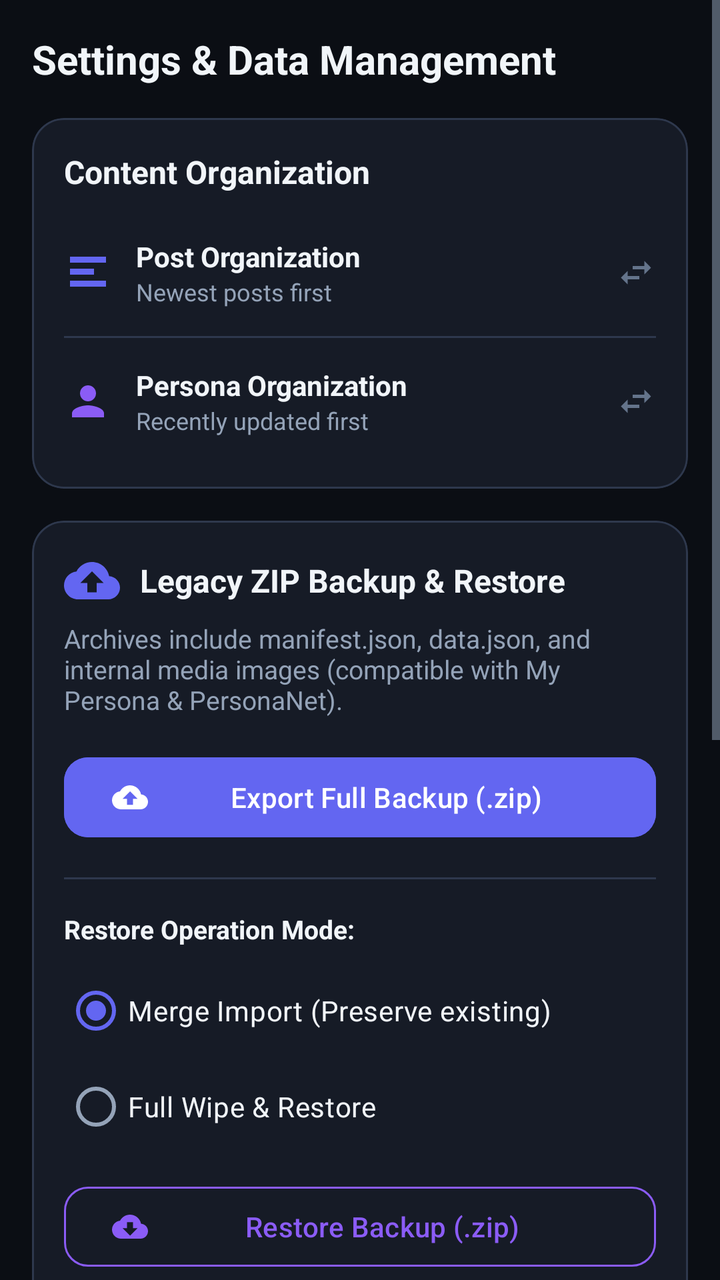
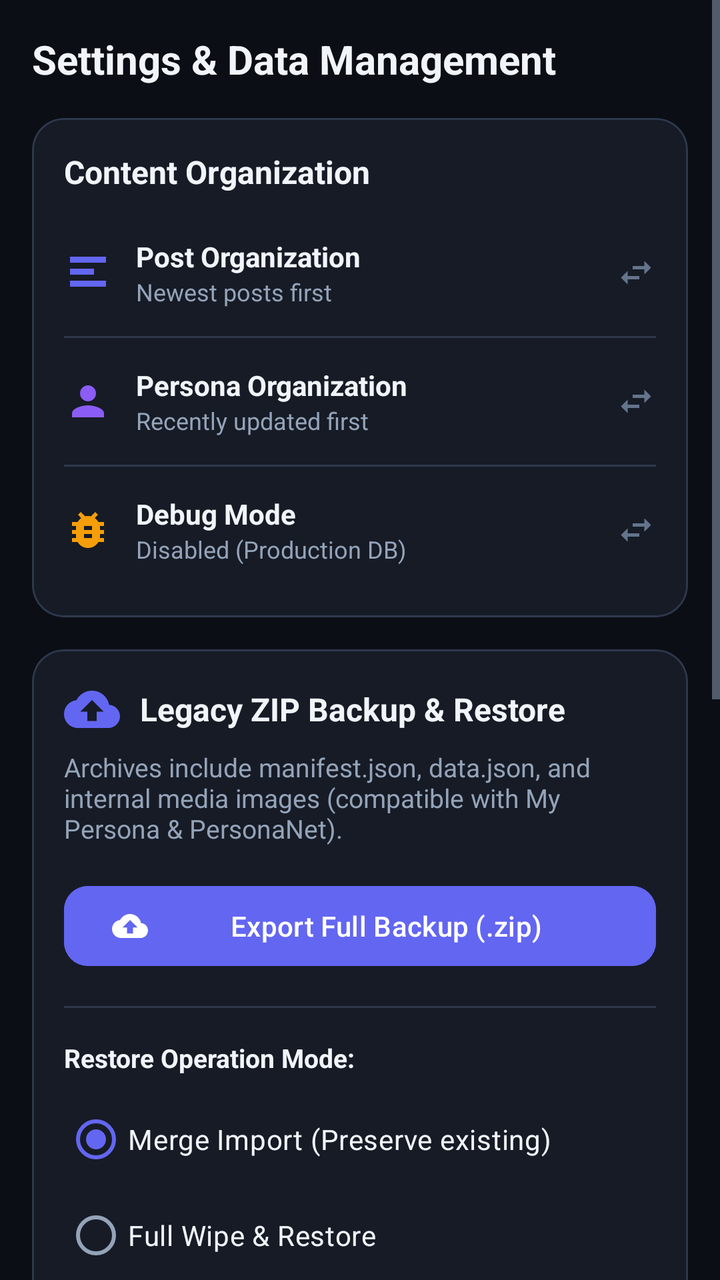

Screens rendered from an Android XML layout before and after an edit, with the pre-edit source and the edit as a unified diff.
<!-- AndroidManifest.xml: application theme Theme.PersonaNet -->
<!-- res/layout/fragment_settings.xml -->
<?xml version="1.0" encoding="utf-8"?>
<ScrollView xmlns:android="http://schemas.android.com/apk/res/android"
    xmlns:app="http://schemas.android.com/apk/res-auto"
    android:layout_width="match_parent"
    android:layout_height="match_parent"
    android:background="@color/bg_midnight"
    android:fillViewport="true">

    <LinearLayout
        android:layout_width="match_parent"
        android:layout_height="wrap_content"
        android:orientation="vertical"
        android:padding="16dp">

        <TextView
            android:layout_width="wrap_content"
            android:layout_height="wrap_content"
            android:text="@string/settings_title"
            android:textColor="@color/text_primary"
            android:textSize="20sp"
            android:textStyle="bold" />

        
        <com.google.android.material.card.MaterialCardView
            android:layout_width="match_parent"
            android:layout_height="wrap_content"
            android:layout_marginTop="16dp"
            app:cardBackgroundColor="@color/surface_card"
            app:cardCornerRadius="16dp"
            app:strokeColor="@color/border_divider"
            app:strokeWidth="1dp">

            <LinearLayout
                android:layout_width="match_parent"
                android:layout_height="wrap_content"
                android:orientation="vertical"
                android:padding="16dp">

                <TextView
                    android:layout_width="wrap_content"
                    android:layout_height="wrap_content"
                    android:text="Content Organization"
                    android:textColor="@color/text_primary"
                    android:textSize="16sp"
                    android:textStyle="bold" />

                
                <LinearLayout
                    android:id="@+id/btn_setting_post_org"
                    android:layout_width="match_parent"
                    android:layout_height="wrap_content"
                    android:layout_marginTop="12dp"
                    android:background="?attr/selectableItemBackground"
                    android:clickable="true"
                    android:focusable="true"
                    android:gravity="center_vertical"
                    android:orientation="horizontal"
                    android:paddingVertical="10dp">

                    <ImageView
                        android:layout_width="24dp"
                        android:layout_height="24dp"
                        android:contentDescription="@string/post_org_title"
                        android:src="@drawable/ic_feed"
                        app:tint="@color/indigo_primary" />

                    <LinearLayout
                        android:layout_width="0dp"
                        android:layout_height="wrap_content"
                        android:layout_marginStart="12dp"
                        android:layout_weight="1"
                        android:orientation="vertical">

                        <TextView
                            android:layout_width="wrap_content"
                            android:layout_height="wrap_content"
                            android:text="@string/post_org_title"
                            android:textColor="@color/text_primary"
                            android:textSize="14sp"
                            android:textStyle="bold" />

                        <TextView
                            android:id="@+id/text_post_org_summary"
                            android:layout_width="wrap_content"
                            android:layout_height="wrap_content"
                            android:text="Newest posts first"
                            android:textColor="@color/text_secondary"
                            android:textSize="12sp" />
                    </LinearLayout>

                    <ImageView
                        android:layout_width="20dp"
                        android:layout_height="20dp"
                        android:contentDescription="Next"
                        android:src="@drawable/ic_swap"
                        app:tint="@color/text_tertiary" />
                </LinearLayout>

                <View
                    android:layout_width="match_parent"
                    android:layout_height="1dp"
                    android:layout_marginVertical="4dp"
                    android:background="@color/border_divider" />

                
                <LinearLayout
                    android:id="@+id/btn_setting_persona_org"
                    android:layout_width="match_parent"
                    android:layout_height="wrap_content"
                    android:background="?attr/selectableItemBackground"
                    android:clickable="true"
                    android:focusable="true"
                    android:gravity="center_vertical"
                    android:orientation="horizontal"
                    android:paddingVertical="10dp">

                    <ImageView
                        android:layout_width="24dp"
                        android:layout_height="24dp"
                        android:contentDescription="@string/persona_org_title"
                        android:src="@drawable/ic_personas"
                        app:tint="@color/violet_accent" />

                    <LinearLayout
                        android:layout_width="0dp"
                        android:layout_height="wrap_content"
                        android:layout_marginStart="12dp"
                        android:layout_weight="1"
                        android:orientation="vertical">

                        <TextView
                            android:layout_width="wrap_content"
                            android:layout_height="wrap_content"
                            android:text="@string/persona_org_title"
                            android:textColor="@color/text_primary"
                            android:textSize="14sp"
                            android:textStyle="bold" />

                        <TextView
                            android:id="@+id/text_persona_org_summary"
                            android:layout_width="wrap_content"
                            android:layout_height="wrap_content"
                            android:text="Recently updated first"
                            android:textColor="@color/text_secondary"
                            android:textSize="12sp" />
                    </LinearLayout>

                    <ImageView
                        android:layout_width="20dp"
                        android:layout_height="20dp"
                        android:contentDescription="Next"
                        android:src="@drawable/ic_swap"
                        app:tint="@color/text_tertiary" />
                </LinearLayout>

            </LinearLayout>
        </com.google.android.material.card.MaterialCardView>

        
        <com.google.android.material.card.MaterialCardView
            android:layout_width="match_parent"
            android:layout_height="wrap_content"
            android:layout_marginTop="16dp"
            app:cardBackgroundColor="@color/surface_card"
            app:cardCornerRadius="16dp"
            app:strokeColor="@color/border_divider"
            app:strokeWidth="1dp">

            <LinearLayout
                android:layout_width="match_parent"
                android:layout_height="wrap_content"
                android:orientation="vertical"
                android:padding="16dp">

                <LinearLayout
                    android:layout_width="match_parent"
                    android:layout_height="wrap_content"
                    android:gravity="center_vertical"
                    android:orientation="horizontal">

                    <ImageView
                        android:layout_width="28dp"
                        android:layout_height="28dp"
                        android:contentDescription="@string/backup_restore_title"
                        android:src="@drawable/ic_backup"
                        app:tint="@color/indigo_primary" />

                    <TextView
                        android:layout_width="wrap_content"
                        android:layout_height="wrap_content"
                        android:layout_marginStart="10dp"
                        android:text="@string/backup_restore_title"
                        android:textColor="@color/text_primary"
                        android:textSize="16sp"
                        android:textStyle="bold" />
                </LinearLayout>

                <TextView
                    android:layout_width="match_parent"
                    android:layout_height="wrap_content"
                    android:layout_marginTop="6dp"
                    android:text="@string/backup_desc"
                    android:textColor="@color/text_secondary"
                    android:textSize="13sp" />

                
                <com.google.android.material.button.MaterialButton
                    android:id="@+id/btn_export_backup"
                    android:layout_width="match_parent"
                    android:layout_height="wrap_content"
                    android:layout_marginTop="16dp"
                    android:backgroundTint="@color/indigo_primary"
                    android:text="@string/export_backup"
                    android:textColor="@color/white"
                    app:cornerRadius="12dp"
                    app:icon="@drawable/ic_backup"
                    app:iconTint="@color/white" />

                <View
                    android:layout_width="match_parent"
                    android:layout_height="1dp"
                    android:layout_marginVertical="16dp"
                    android:background="@color/border_divider" />

                
                <TextView
                    android:layout_width="wrap_content"
                    android:layout_height="wrap_content"
                    android:text="Restore Operation Mode:"
                    android:textColor="@color/text_primary"
                    android:textSize="13sp"
                    android:textStyle="bold" />

                <RadioGroup
                    android:id="@+id/radio_group_restore_mode"
                    android:layout_width="match_parent"
                    android:layout_height="wrap_content"
                    android:layout_marginTop="8dp">

                    <RadioButton
                        android:id="@+id/radio_merge_import"
                        android:layout_width="wrap_content"
                        android:layout_height="wrap_content"
                        android:checked="true"
                        android:text="@string/restore_mode_merge"
                        android:textColor="@color/text_primary" />

                    <RadioButton
                        android:id="@+id/radio_full_restore"
                        android:layout_width="wrap_content"
                        android:layout_height="wrap_content"
                        android:text="@string/restore_mode_full"
                        android:textColor="@color/text_primary" />
                </RadioGroup>

                
                <com.google.android.material.button.MaterialButton
                    android:id="@+id/btn_import_backup"
                    style="@style/Widget.Material3.Button.OutlinedButton"
                    android:layout_width="match_parent"
                    android:layout_height="wrap_content"
                    android:layout_marginTop="12dp"
                    android:text="@string/import_backup"
                    android:textColor="@color/violet_accent"
                    app:cornerRadius="12dp"
                    app:icon="@drawable/ic_restore"
                    app:iconTint="@color/violet_accent"
                    app:strokeColor="@color/violet_accent" />

                
                <com.google.android.material.button.MaterialButton
                    android:id="@+id/btn_deduplicate_media"
                    style="@style/Widget.Material3.Button.TonalButton"
                    android:layout_width="match_parent"
                    android:layout_height="wrap_content"
                    android:layout_marginTop="8dp"
                    android:text="Clean Duplicate Images (SHA-256)"
                    android:textColor="@color/text_primary"
                    app:backgroundTint="@color/surface_elevated"
                    app:cornerRadius="12dp"
                    app:icon="@drawable/ic_sparkles"
                    app:iconTint="@color/indigo_primary" />

                
                <TextView
                    android:id="@+id/text_backup_status"
                    android:layout_width="match_parent"
                    android:layout_height="wrap_content"
                    android:layout_marginTop="14dp"
                    android:background="@drawable/bg_input_field"
                    android:padding="12dp"
                    android:text="Ready for export or import."
                    android:textColor="@color/text_secondary"
                    android:textSize="12sp" />

            </LinearLayout>
        </com.google.android.material.card.MaterialCardView>

        
        <com.google.android.material.card.MaterialCardView
            android:layout_width="match_parent"
            android:layout_height="wrap_content"
            android:layout_marginTop="14dp"
            app:cardBackgroundColor="@color/surface_card"
            app:cardCornerRadius="16dp"
            app:strokeColor="@color/border_divider"
            app:strokeWidth="1dp">

            <LinearLayout
                android:layout_width="match_parent"
                android:layout_height="wrap_content"
                android:orientation="vertical"
                android:padding="16dp">

                <TextView
                    android:layout_width="wrap_content"
                    android:layout_height="wrap_content"
                    android:text="Database Overview"
                    android:textColor="@color/text_primary"
                    android:textSize="15sp"
                    android:textStyle="bold" />

                <TextView
                    android:id="@+id/text_db_stats"
                    android:layout_width="match_parent"
                    android:layout_height="wrap_content"
                    android:layout_marginTop="8dp"
                    android:lineSpacingExtra="4dp"
                    android:textColor="@color/text_secondary"
                    android:textSize="13sp" />

                <com.google.android.material.button.MaterialButton
                    android:id="@+id/btn_clear_all_data"
                    style="@style/Widget.Material3.Button.TextButton"
                    android:layout_width="wrap_content"
                    android:layout_height="wrap_content"
                    android:layout_marginTop="8dp"
                    android:text="Clear All Database Data"
                    android:textColor="@color/red_error" />
            </LinearLayout>
        </com.google.android.material.card.MaterialCardView>

        
        <com.google.android.material.card.MaterialCardView
            android:layout_width="match_parent"
            android:layout_height="wrap_content"
            android:layout_marginTop="14dp"
            android:layout_marginBottom="32dp"
            app:cardBackgroundColor="@color/surface_card"
            app:cardCornerRadius="16dp"
            app:strokeColor="@color/border_divider"
            app:strokeWidth="1dp">

            <LinearLayout
                android:layout_width="match_parent"
                android:layout_height="wrap_content"
                android:orientation="vertical"
                android:padding="16dp">

                <TextView
                    android:layout_width="wrap_content"
                    android:layout_height="wrap_content"
                    android:text="@string/about_title"
                    android:textColor="@color/text_primary"
                    android:textSize="15sp"
                    android:textStyle="bold" />

                <TextView
                    android:layout_width="match_parent"
                    android:layout_height="wrap_content"
                    android:layout_marginTop="6dp"
                    android:text="@string/about_desc"
                    android:textColor="@color/text_secondary"
                    android:textSize="13sp" />

                <TextView
                    android:layout_width="match_parent"
                    android:layout_height="wrap_content"
                    android:layout_marginTop="10dp"
                    android:text="PersonaNet v1.0 • 100% Native Java &amp; Room"
                    android:textColor="@color/text_tertiary"
                    android:textSize="12sp" />
            </LinearLayout>
        </com.google.android.material.card.MaterialCardView>

    </LinearLayout>
</ScrollView>
<!-- resources referenced by this layout -->
<resources>
  <color name="bg_midnight">#0B0E14</color>
  <color name="border_divider">#2E384D</color>
  <color name="indigo_primary">#6366F1</color>
  <color name="red_error">#EF4444</color>
  <color name="surface_card">#161B26</color>
  <color name="surface_elevated">#1F2637</color>
  <color name="text_primary">#F1F5F9</color>
  <color name="text_secondary">#94A3B8</color>
  <color name="text_tertiary">#64748B</color>
  <color name="violet_accent">#8B5CF6</color>
  <color name="white">#FFFFFFFF</color>
  <!-- drawable bg_input_field (drawable) -->
  <?xml version="1.0" encoding="utf-8"?>
  <shape xmlns:android="http://schemas.android.com/apk/res/android"
      android:shape="rectangle">
      <solid android:color="@color/surface_input" />
      <corners android:radius="12dp" />
      <stroke
          android:width="1dp"
          android:color="@color/border_divider" />
  </shape>
  <!-- drawable ic_feed (drawable) -->
  <vector xmlns:android="http://schemas.android.com/apk/res/android"
      android:width="24dp"
      android:height="24dp"
      android:viewportWidth="24"
      android:viewportHeight="24">
      <path
          android:fillColor="#FFFFFFFF"
          android:pathData="M3,4h18v3H3V4zm0,6h12v3H3v-3zm0,6h18v3H3v-3z" />
  </vector>
  <!-- drawable ic_personas (drawable) -->
  <vector xmlns:android="http://schemas.android.com/apk/res/android"
      android:width="24dp"
      android:height="24dp"
      android:viewportWidth="24"
      android:viewportHeight="24">
      <path
          android:fillColor="#FFFFFFFF"
          android:pathData="M12,12c2.21,0 4,-1.79 4,-4s-1.79,-4 -4,-4 -4,1.79 -4,4 1.79,4 4,4zm0,2c-2.67,0 -8,1.34 -8,4v2h16v-2c0,-2.66 -5.33,-4 -8,-4z" />
  </vector>
  <!-- drawable ic_swap (drawable) -->
  <vector xmlns:android="http://schemas.android.com/apk/res/android"
      android:width="24dp"
      android:height="24dp"
      android:viewportWidth="24"
      android:viewportHeight="24">
      <path
          android:fillColor="#FFFFFFFF"
          android:pathData="M6.99,11L3,15l3.99,4v-3H14v-2H6.99v-3zM21,9l-3.99,-4v3H10v2h7.01v3L21,9z" />
  </vector>
  <string name="about_desc">100% offline, privacy-focused social simulator. All data and fictional characters remain securely on your device.</string>
  <string name="about_title">About My Persona</string>
  <string name="backup_desc">Archives include manifest.json, data.json, and internal media images (compatible with My Persona &amp; PersonaNet).</string>
  <string name="backup_restore_title">Legacy ZIP Backup &amp; Restore</string>
  <string name="export_backup">Export Full Backup (.zip)</string>
  <string name="import_backup">Restore Backup (.zip)</string>
  <string name="persona_org_title">Persona Organization</string>
  <string name="post_org_title">Post Organization</string>
  <string name="restore_mode_full">Full Wipe &amp; Restore</string>
  <string name="restore_mode_merge">Merge Import (Preserve existing)</string>
  <string name="settings_title">Settings &amp; Data Management</string>
  <color name="surface_input">#121620</color>
  <!-- unchanged entries left out for length: 4 -->
</resources>

<!-- the commit's change to res/layout/fragment_settings.xml (unified diff, before → after) -->
@@ -141,6 +141,63 @@
                             android:layout_width="wrap_content"
                             android:layout_height="wrap_content"
                             android:text="Recently updated first"
+                            android:textColor="@color/text_secondary"
+                            android:textSize="12sp" />
+                    </LinearLayout>
+
+                    <ImageView
+                        android:layout_width="20dp"
+                        android:layout_height="20dp"
+                        android:contentDescription="Next"
+                        android:src="@drawable/ic_swap"
+                        app:tint="@color/text_tertiary" />
+                </LinearLayout>
+
+                <View
+                    android:layout_width="match_parent"
+                    android:layout_height="1dp"
+                    android:layout_marginVertical="4dp"
+                    android:background="@color/border_divider" />
+
+                
+                <LinearLayout
+                    android:id="@+id/btn_setting_debug_mode"
+                    android:layout_width="match_parent"
+                    android:layout_height="wrap_content"
+                    android:background="?attr/selectableItemBackground"
+                    android:clickable="true"
+                    android:focusable="true"
+                    android:gravity="center_vertical"
+                    android:orientation="horizontal"
+                    android:paddingVertical="10dp">
+
+                    <ImageView
+                        android:layout_width="24dp"
+                        android:layout_height="24dp"
+                        android:contentDescription="@string/debug_mode_title"
+                        android:src="@drawable/ic_bug"
+                        app:tint="@color/amber_warning" />
+
+                    <LinearLayout
+                        android:layout_width="0dp"
+                        android:layout_height="wrap_content"
+                        android:layout_marginStart="12dp"
+                        android:layout_weight="1"
+                        android:orientation="vertical">
+
+                        <TextView
+                            android:layout_width="wrap_content"
+                            android:layout_height="wrap_content"
+                            android:text="@string/debug_mode_title"
+                            android:textColor="@color/text_primary"
+                            android:textSize="14sp"
+                            android:textStyle="bold" />
+
+                        <TextView
+                            android:id="@+id/text_debug_mode_summary"
+                            android:layout_width="wrap_content"
+                            android:layout_height="wrap_content"
+                            android:text="Disabled (Production DB)"
                             android:textColor="@color/text_secondary"
                             android:textSize="12sp" />
                     </LinearLayout>
<!-- resource entries referenced after the edit -->
@@ -1,5 +1,6 @@
 <!-- resources referenced by this layout -->
 <resources>
+  <color name="amber_warning">#F59E0B</color>
   <color name="bg_midnight">#0B0E14</color>
   <color name="border_divider">#2E384D</color>
   <color name="indigo_primary">#6366F1</color>
@@ -21,6 +22,16 @@
           android:width="1dp"
           android:color="@color/border_divider" />
   </shape>
+  <!-- drawable ic_bug (drawable) -->
+  <vector xmlns:android="http://schemas.android.com/apk/res/android"
+      android:width="24dp"
+      android:height="24dp"
+      android:viewportWidth="24"
+      android:viewportHeight="24">
+    <path
+        android:fillColor="@android:color/white"
+        android:pathData="M20,8h-2.81c-0.45,-0.78 -1.07,-1.45 -1.82,-1.96L17,4.41 15.59,3l-2.17,2.17C12.96,5.06 12.49,5 12,5c-0.49,0 -0.96,0.06 -1.41,0.17L8.41,3 7,4.41l1.62,1.63C7.88,6.55 7.26,7.22 6.81,8H4v2h2.09c-0.05,0.33 -0.09,0.66 -0.09,1v1H4v2h2v1c0,0.34 0.04,0.67 0.09,1H4v2h2.81c1.04,1.79 2.97,3 5.19,3s4.15,-1.21 5.19,-3H20v-2h-2.09c0.05,-0.33 0.09,-0.66 0.09,-1v-1h2v-2h-2v-1c0,-0.34 -0.04,-0.67 -0.09,-1H20V8zm-6,8h-4v-2h4v2zm0,-4h-4v-2h4v2z"/>
+  </vector>
   <!-- drawable ic_feed (drawable) -->
   <vector xmlns:android="http://schemas.android.com/apk/res/android"
       android:width="24dp"
@@ -55,6 +66,7 @@
   <string name="about_title">About My Persona</string>
   <string name="backup_desc">Archives include manifest.json, data.json, and internal media images (compatible with My Persona &amp; PersonaNet).</string>
   <string name="backup_restore_title">Legacy ZIP Backup &amp; Restore</string>
+  <string name="debug_mode_title">Debug Mode</string>
   <string name="export_backup">Export Full Backup (.zip)</string>
   <string name="import_backup">Restore Backup (.zip)</string>
   <string name="persona_org_title">Persona Organization</string>
